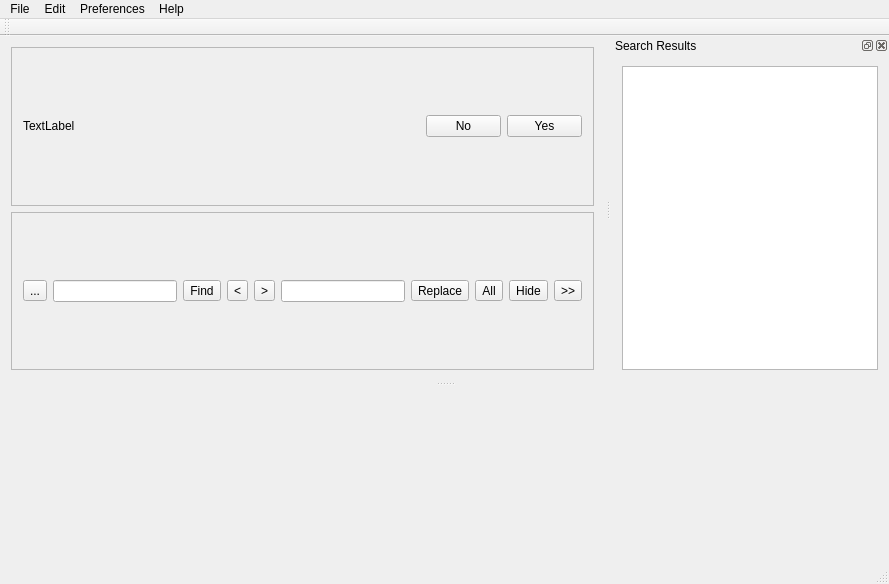
Above: mainwindow.ui from ic005k/Xplist before the change. Below: the same form after it.
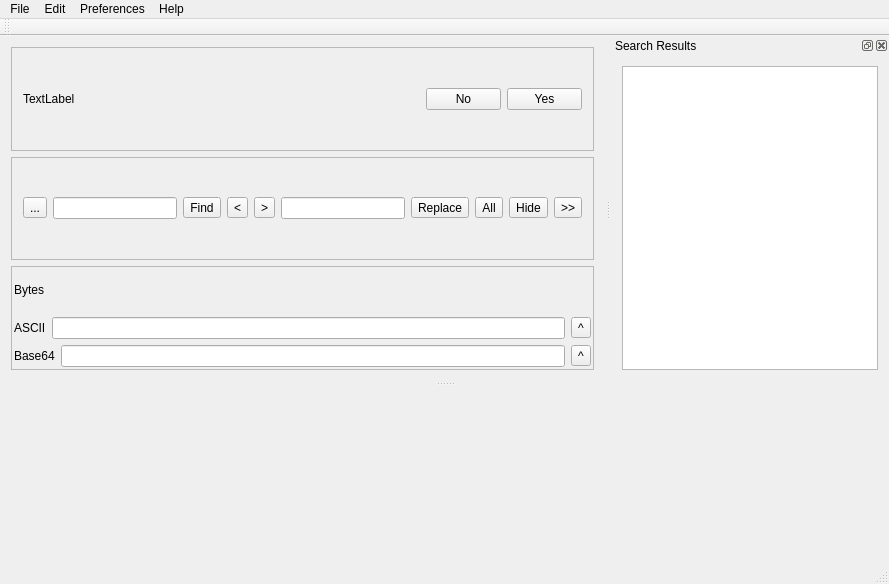
That is the form after the change. Icons and pictures are not drawn.

```diff
--- a/mainwindow.ui
+++ b/mainwindow.ui
@@ -175,6 +175,71 @@
     <item row="2" column="0">
      <layout class="QGridLayout" name="gridLayout"/>
     </item>
+    <item row="3" column="0">
+     <widget class="QFrame" name="frameData">
+      <property name="frameShape">
+       <enum>QFrame::StyledPanel</enum>
+      </property>
+      <property name="frameShadow">
+       <enum>QFrame::Raised</enum>
+      </property>
+      <layout class="QGridLayout" name="gridLayout_6">
+       <property name="leftMargin">
+        <number>2</number>
+       </property>
+       <property name="topMargin">
+        <number>2</number>
+       </property>
+       <property name="rightMargin">
+        <number>2</number>
+       </property>
+       <property name="bottomMargin">
+        <number>2</number>
+       </property>
+       <item row="2" column="0" colspan="2">
+        <widget class="QLabel" name="label_2">
+         <property name="text">
+          <string>Base64</string>
+         </property>
+        </widget>
+       </item>
+       <item row="2" column="2">
+        <widget class="QLineEdit" name="editBase64"/>
+       </item>
+       <item row="0" column="0" colspan="3">
+        <widget class="QLabel" name="lblBytes">
+         <property name="text">
+          <string>Bytes</string>
+         </property>
+        </widget>
+       </item>
+       <item row="1" column="0">
+        <widget class="QLabel" name="label">
+         <property name="text">
+          <string>ASCII</string>
+         </property>
+        </widget>
+       </item>
+       <item row="1" column="1" colspan="2">
+        <widget class="QLineEdit" name="editASCII"/>
+       </item>
+       <item row="1" column="3">
+        <widget class="QToolButton" name="btnUpdateASCII">
+         <property name="text">
+          <string>^</string>
+         </property>
+        </widget>
+       </item>
+       <item row="2" column="3">
+        <widget class="QToolButton" name="btnUpdateBase64">
+         <property name="text">
+          <string>^</string>
+         </property>
+        </widget>
+       </item>
+      </layout>
+     </widget>
+    </item>
    </layout>
   </widget>
   <widget class="QMenuBar" name="menuBar">
```
